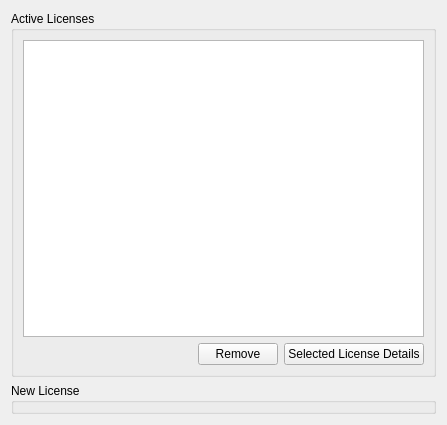
Before: the Qt Designer form client/src/ui/widgets/settings/license_manager_widget.ui in networkoptix/nx_open, drawn with Qt 5.
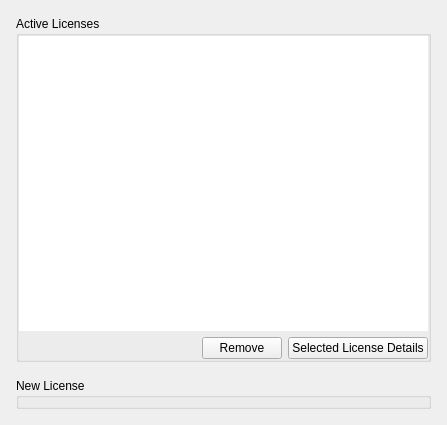
After: the same form once the commit is applied. Custom widgets are drawn as their Qt base class.

The edit to the form file:
```diff
--- a/client/src/ui/widgets/settings/license_manager_widget.ui
+++ b/client/src/ui/widgets/settings/license_manager_widget.ui
@@ -11,14 +11,47 @@
    </rect>
   </property>
   <layout class="QVBoxLayout" name="verticalLayout_5" stretch="1,0">
+   <property name="spacing">
+    <number>16</number>
+   </property>
+   <property name="leftMargin">
+    <number>16</number>
+   </property>
+   <property name="topMargin">
+    <number>16</number>
+   </property>
+   <property name="rightMargin">
+    <number>16</number>
+   </property>
+   <property name="bottomMargin">
+    <number>16</number>
+   </property>
    <item>
     <widget class="QGroupBox" name="groupBox">
      <property name="title">
       <string>Active Licenses</string>
      </property>
+     <property name="flat">
+      <bool>true</bool>
+     </property>
      <layout class="QVBoxLayout" name="verticalLayout_2" stretch="1,0">
+      <property name="leftMargin">
+       <number>0</number>
+      </property>
+      <property name="topMargin">
+       <number>0</number>
+      </property>
+      <property name="rightMargin">
+       <number>0</number>
+      </property>
+      <property name="bottomMargin">
+       <number>0</number>
+      </property>
       <item>
        <widget class="QTreeView" name="gridLicenses">
+        <property name="frameShape">
+         <enum>QFrame::NoFrame</enum>
+        </property>
         <property name="editTriggers">
          <set>QAbstractItemView::NoEditTriggers</set>
         </property>
@@ -62,6 +95,9 @@
      <property name="title">
       <string>New License</string>
      </property>
+     <property name="flat">
+      <bool>true</bool>
+     </property>
      <layout class="QVBoxLayout" name="verticalLayout_3">
       <property name="leftMargin">
        <number>0</number>
```
